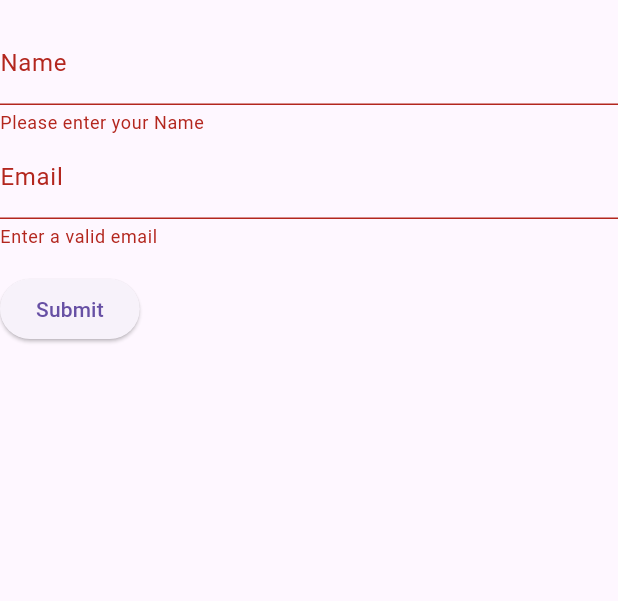
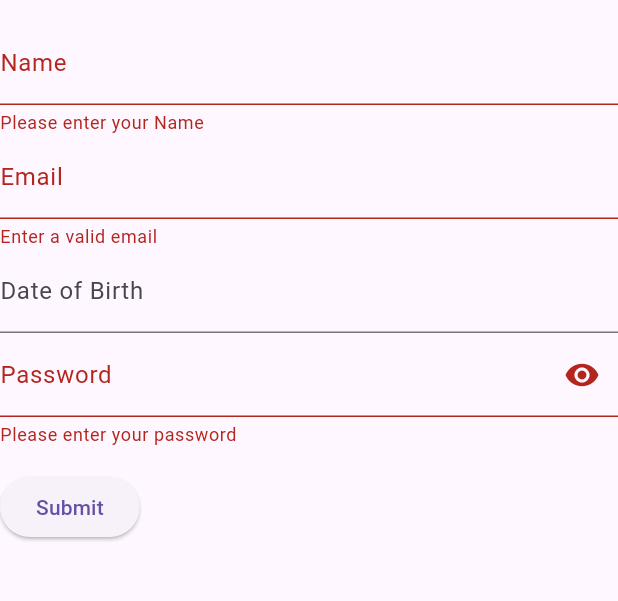
Before and after one commit to Ikran21/Inclass10, a Flutter app: the screen it shows after launch, after a tap on "Submit", on a phone screen of 412 x 824 dp, the part 63-664 px from its top. Run offline on Flutter 3.47's test engine with Material 3 defaults, Android fonts, the phone set to English and light mode, and no system bars.

Commit message:
added DOB field and password

```diff
--- a/lib/main.dart
+++ b/lib/main.dart
@@ -1,4 +1,5 @@
 import 'package:flutter/material.dart';
+import 'package:intl/intl.dart';
 
 void main() => runApp(const MyApp());
 
@@ -38,6 +39,9 @@ class MyCustomFormState extends State<MyCustomForm> {
   // Note: This is a GlobalKey<FormState>,
   // not a GlobalKey<MyCustomFormState>.
   final _formKey = GlobalKey<FormState>();
+  final TextEditingController _dobController = TextEditingController();
+  final TextEditingController _passwordController = TextEditingController();
+  bool _obscurePassword = true;
 
   @override
   Widget build(BuildContext context) {
@@ -66,6 +70,52 @@ class MyCustomFormState extends State<MyCustomForm> {
               return null;
             },
           ),
+          TextFormField(
+            controller: _dobController,
+            decoration: InputDecoration(labelText: 'Date of Birth'),
+            readOnly: true,
+            onTap: () async {
+              DateTime? pickedDate = await showDatePicker(
+                context: context,
+                initialDate: DateTime.now(),
+                firstDate: DateTime(1900),
+                lastDate: DateTime(2100),
+              );
+
+              if (pickedDate != null) {
+                setState(() {
+                  _dobController.text = DateFormat(
+                    'yyyy-MM-dd',
+                  ).format(pickedDate);
+                });
+              }
+            },
+          ),
+          TextFormField(
+            controller: _passwordController,
+            obscureText: _obscurePassword,
+            decoration: InputDecoration(
+              labelText: 'Password',
+              suffixIcon: IconButton(
+                icon: Icon(
+                  _obscurePassword ? Icons.visibility : Icons.visibility_off,
+                ),
+                onPressed: () {
+                  setState(() {
+                    _obscurePassword = !_obscurePassword;
+                  });
+                },
+              ),
+            ),
+            validator: (value) {
+              if (value == null || value.isEmpty) {
+                return 'Please enter your password';
+              } else if (value.length < 6) {
+                return 'Password must be at least 6 characters';
+              }
+              return null;
+            },
+          ),
 
           Padding(
             padding: const EdgeInsets.symmetric(vertical: 16),
@@ -87,4 +137,11 @@ class MyCustomFormState extends State<MyCustomForm> {
       ),
     );
   }
+
+  @override
+  void dispose() {
+    _dobController.dispose();
+    _passwordController.dispose();
+    super.dispose();
+  }
 }
--- a/pubspec.yaml
+++ b/pubspec.yaml
@@ -38,6 +38,7 @@ dependencies:
 dev_dependencies:
   flutter_test:
     sdk: flutter
+  intl: ^0.18.1
   # The "flutter_lints" package below contains a set of recommended lints to
   # encourage good coding practices. The lint set provided by the package is
   # activated in the `analysis_options.yaml` file located at the root of your
```
Also changed, not shown: lib/homescreen.dart (added), pubspec.lock.
